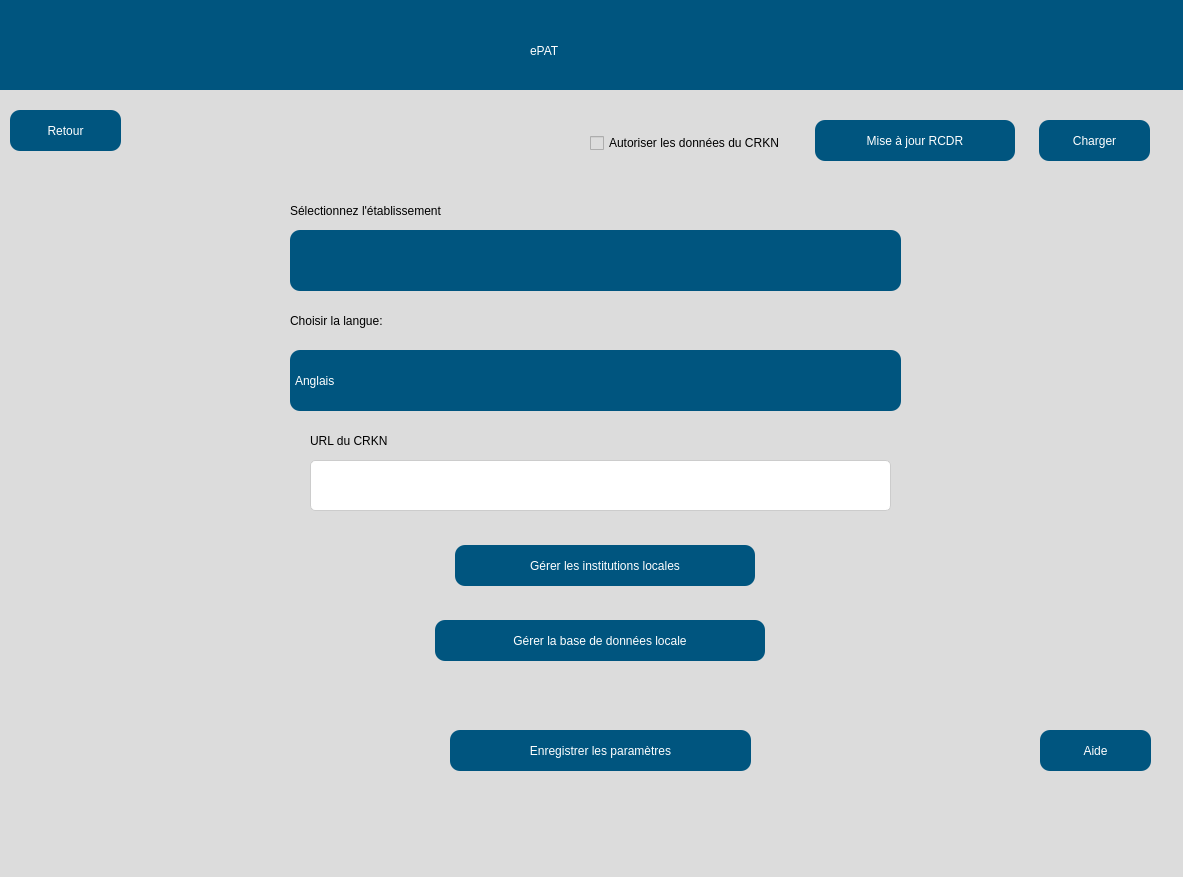
Qt form src/user_interface/french_settingsPage.ui (eppenney/eBook-Perpetual-Access-Rights-Tracker) before a commit.
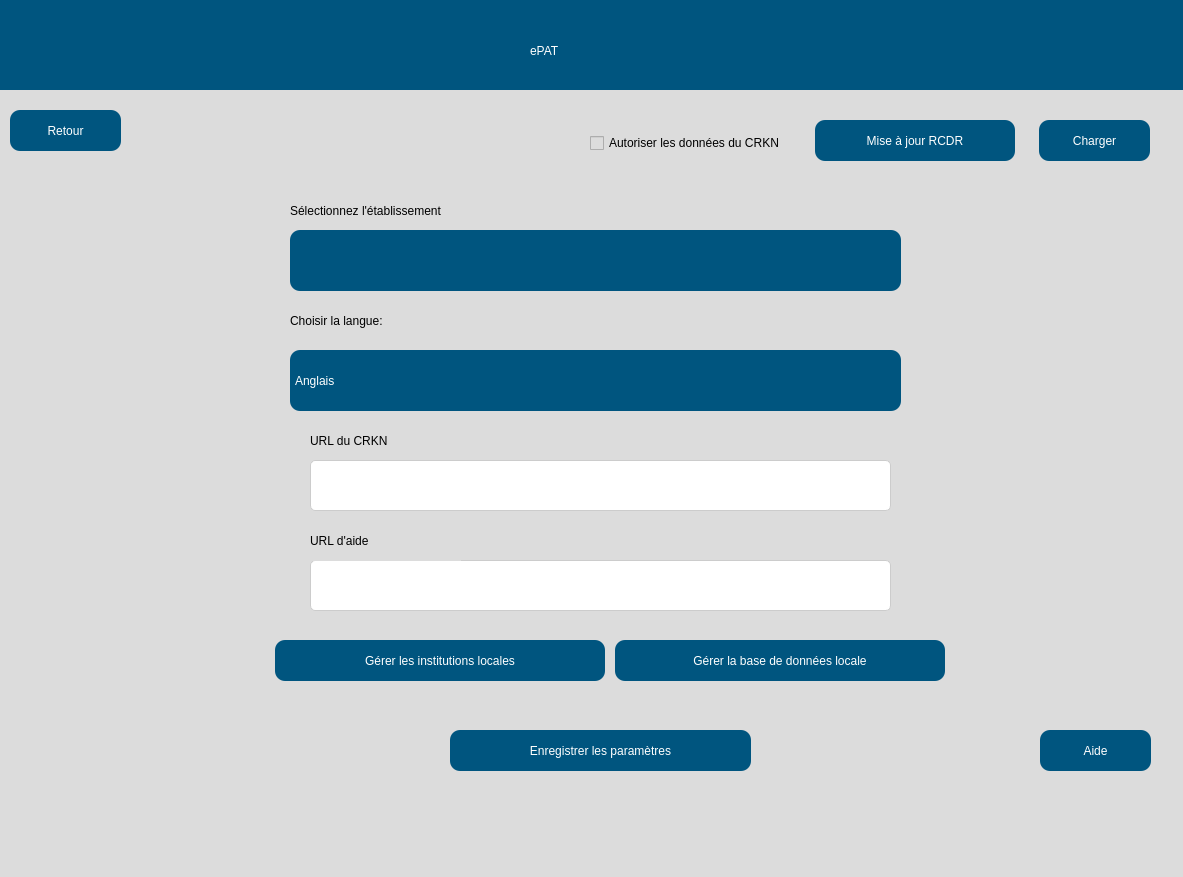
The same form after that commit. Icons and pictures are not drawn.

Commit message: Added help URL setting to settings page

Patch:
```diff
--- a/src/user_interface/french_settingsPage.ui
+++ b/src/user_interface/french_settingsPage.ui
@@ -302,6 +302,56 @@
      <string>URL du CRKN</string>
     </property>
    </widget>
+   <widget class="QLineEdit" name="helpURL">
+    <property name="geometry">
+     <rect>
+      <x>320</x>
+      <y>560</y>
+      <width>581</width>
+      <height>51</height>
+     </rect>
+    </property>
+    <property name="styleSheet">
+     <string notr="true">/* Styling for QLineEdit */
+QLineEdit {
+    font-family: Arial, sans-serif;
+    font-size: 14px;
+    color: #333; /* Text color */
+    background-color: #fff; /* Background color */
+    border: 1px solid #ccc; /* Border color */
+    border-radius: 5px; /* Border radius */
+    padding: 8px; /* Padding inside the QLineEdit */
+}
+
+/* Styling for QLineEdit when it's focused */
+QLineEdit:focus {
+    border: 1px solid #4d90fe; /* Focused border color */
+    outline: none; /* Remove default focus outline */
+}
+
+/* Styling for QLineEdit when hovered */
+QLineEdit:hover {
+    border: 1px solid #999; /* Border color on hover */
+}</string>
+    </property>
+   </widget>
+   <widget class="QLabel" name="helpURL">
+    <property name="geometry">
+     <rect>
+      <x>320</x>
+      <y>520</y>
+      <width>151</width>
+      <height>41</height>
+     </rect>
+    </property>
+    <property name="styleSheet">
+     <string notr="true">font: 75 14pt &quot;Arial&quot;;
+color: rgb(0, 0, 0);</string>
+    </property>
+    <property name="text">
+     <string>URL d'aide</string>
+    </property>
+   </widget>
    <widget class="QPushButton" name="saveSettings">
     <property name="geometry">
      <rect>
@@ -404,8 +454,8 @@
    <widget class="QPushButton" name="manageDatabase">
     <property name="geometry">
      <rect>
-      <x>445</x>
-      <y>620</y>
+      <x>625</x>
+      <y>640</y>
       <width>330</width>
       <height>41</height>
      </rect>
@@ -439,9 +489,9 @@
    <widget class="QPushButton" name="manageInstitution">
     <property name="geometry">
      <rect>
-      <x>465</x>
-      <y>545</y>
-      <width>300</width>
+      <x>285</x>
+      <y>640</y>
+      <width>330</width>
       <height>41</height>
      </rect>
     </property>
```
The commit also changes 2 other files.
